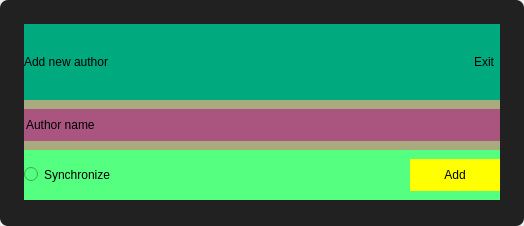
Old version of the form app/src/ui_files/authorInputDialog.ui in the repository KrzysztofGoc/Peach-player.
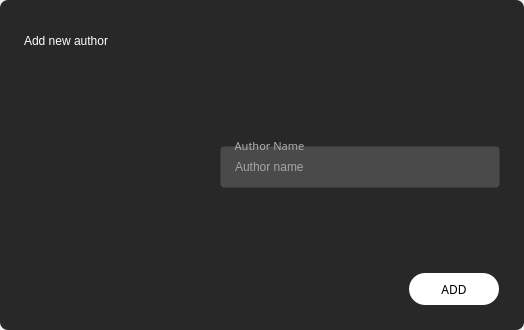
New version of the form. Icons and pictures are not drawn.

Commit message: Updated all inputDialogs UI, updated songAdder combo boxes and line edits.

```diff
--- a/app/src/ui_files/authorInputDialog.ui
+++ b/app/src/ui_files/authorInputDialog.ui
@@ -7,7 +7,7 @@
     <x>0</x>
     <y>0</y>
     <width>524</width>
-    <height>226</height>
+    <height>330</height>
    </rect>
   </property>
   <property name="sizePolicy">
@@ -19,30 +19,20 @@
   <property name="minimumSize">
    <size>
     <width>524</width>
-    <height>226</height>
+    <height>330</height>
    </size>
   </property>
   <property name="maximumSize">
    <size>
     <width>524</width>
-    <height>226</height>
+    <height>330</height>
    </size>
   </property>
   <property name="windowTitle">
    <string>Dialog</string>
   </property>
   <property name="styleSheet">
-   <string notr="true">#frame_3{
-	border-radius: 8px;
-	background-color: rgb(33, 33, 33);
-}
-#scrollArea{
-	background-color: transparent;
-}
-#scrollAreaWidgetContents{
-		background-color: transparent;
-}
-</string>
+   <string notr="true">border: none;</string>
   </property>
   <layout class="QVBoxLayout" name="verticalLayout">
    <property name="spacing">
@@ -62,8 +52,100 @@
    </property>
    <item>
     <widget class="QFrame" name="frame_3">
+     <property name="sizePolicy">
+      <sizepolicy hsizetype="Fixed" vsizetype="Fixed">
+       <horstretch>0</horstretch>
+       <verstretch>0</verstretch>
+      </sizepolicy>
+     </property>
+     <property name="minimumSize">
+      <size>
+       <width>524</width>
+       <height>330</height>
+      </size>
+     </property>
+     <property name="maximumSize">
+      <size>
+       <width>524</width>
+       <height>330</height>
+      </size>
+     </property>
+     <property name="focusPolicy">
+      <enum>Qt::ClickFocus</enum>
+     </property>
      <property name="styleSheet">
-      <string notr="true">border: none;</string>
+      <string notr="true">#frame_3{
+	border-radius: 8px;
+	background-color: rgb(40, 40, 40);
+}
+#authorInputDialogExitButton{
+	background-color: none;
+	border-radius: 16px;
+}
+#authorInputDialogExitButton:hover{
+	background-color: rgba(179, 179, 179, 0.25);
+}
+#authorInputDialogExitButton:pressed{
+	background-color: rgba(179, 179, 179, 0.35);
+}
+#label{
+	color: white;
+	font: 87 17pt &quot;Heebo Black&quot;;
+}
+#authorInputDialogAddButton{
+	border-radius: 16px;
+	background-color: white;
+	color: black;
+	font: 87 9pt &quot;Heebo Medium&quot;;
+}
+QComboBox QAbstractItemView {
+	outline: none;
+	border: 1px solid rgba(179, 179, 179, 0.25);
+}
+
+QComboBox {
+	font: 57 10pt &quot;Heebo Black&quot;;
+	color: rgba(255, 255, 255, 128);
+	border: none;	
+	background-color: transparent;
+	padding-right: 12px;
+	padding-left: 12px;
+	padding-top: 12px;
+	padding-bottom: 12px;
+}
+QComboBox:hover{
+	color: white;
+}
+QComboBox::drop-down {
+	heigth: 40px;
+	width: 32px;
+}
+QComboBox:down-arrow {
+	image: url(:/icons/48x48/outlined/icons/48x48/outlined/outline_arrow_drop_down_gray_48dp.png);
+}
+QGroupBox {
+	font: 57 8pt &quot;Heebo Black&quot;;
+	background-color: rgba(179, 179, 179, 0.25);
+    border: 1px solid transparent;
+    border-radius: 4px;
+    margin-top: 8px;
+}
+QGroupBox::title {
+	color: rgb(173, 173, 173);
+    subcontrol-origin: margin;
+    left: 10px;
+    padding: 0 3px 0 3px;
+}
+QLineEdit {
+	font: 57 10pt &quot;Heebo Black&quot;;
+	color: white;
+	background-color: transparent;
+	border: none;
+	padding-right: 12px;
+	padding-left: 12px;
+	padding-top: 12px;
+	padding-bottom: 12px;
+}</string>
      </property>
      <property name="frameShape">
       <enum>QFrame::StyledPanel</enum>
@@ -76,46 +158,55 @@
        <number>0</number>
       </property>
       <property name="leftMargin">
-       <number>0</number>
+       <number>24</number>
       </property>
       <property name="topMargin">
-       <number>0</number>
+       <number>24</number>
       </property>
       <property name="rightMargin">
-       <number>0</number>
+       <number>24</number>
       </property>
       <property name="bottomMargin">
-       <number>0</number>
+       <number>24</number>
       </property>
       <item>
-       <widget class="QScrollArea" name="scrollArea">
-        <property name="widgetResizable">
-         <bool>true</bool>
+       <widget class="QFrame" name="frame_2">
+        <property name="sizePolicy">
+         <sizepolicy hsizetype="Preferred" vsizetype="Fixed">
+          <horstretch>0</horstretch>
+          <verstretch>0</verstretch>
+         </sizepolicy>
         </property>
-        <widget class="QWidget" name="scrollAreaWidgetContents">
-         <property name="geometry">
-          <rect>
-           <x>0</x>
-           <y>0</y>
-           <width>524</width>
-           <height>226</height>
-          </rect>
+        <property name="minimumSize">
+         <size>
+          <width>0</width>
+          <height>0</height>
+         </size>
+        </property>
+        <property name="styleSheet">
+         <string notr="true"/>
+        </property>
+        <property name="frameShape">
+         <enum>QFrame::StyledPanel</enum>
+        </property>
+        <property name="frameShadow">
+         <enum>QFrame::Raised</enum>
          </property>
          <layout class="QVBoxLayout" name="verticalLayout_5">
           <property name="spacing">
            <number>0</number>
           </property>
           <property name="leftMargin">
-           <number>24</number>
+          <number>0</number>
           </property>
           <property name="topMargin">
-           <number>24</number>
+          <number>0</number>
           </property>
           <property name="rightMargin">
-           <number>24</number>
+          <number>0</number>
           </property>
           <property name="bottomMargin">
-           <number>24</number>
+          <number>0</number>
           </property>
           <item>
            <widget class="QFrame" name="frame">
@@ -128,17 +219,17 @@
             <property name="minimumSize">
              <size>
               <width>0</width>
-              <height>76</height>
+             <height>0</height>
              </size>
             </property>
             <property name="maximumSize">
              <size>
               <width>16777215</width>
-              <height>76</height>
+             <height>16777215</height>
              </size>
             </property>
             <property name="styleSheet">
-             <string notr="true">background-color: rgb(0, 170, 127);</string>
+            <string notr="true"/>
             </property>
             <property name="frameShape">
              <enum>QFrame::StyledPanel</enum>
@@ -160,7 +251,7 @@
               <number>0</number>
              </property>
              <property name="bottomMargin">
-              <number>0</number>
+             <number>2</number>
              </property>
              <item>
               <widget class="QFrame" name="frame_4">
@@ -176,6 +267,9 @@
                  <height>0</height>
                 </size>
                </property>
+              <property name="styleSheet">
+               <string notr="true"/>
+              </property>
                <property name="frameShape">
                 <enum>QFrame::StyledPanel</enum>
                </property>
@@ -201,7 +295,7 @@
                 <item>
                  <widget class="QLabel" name="label">
                   <property name="sizePolicy">
-                   <sizepolicy hsizetype="Fixed" vsizetype="Preferred">
+                  <sizepolicy hsizetype="Fixed" vsizetype="Fixed">
                     <horstretch>0</horstretch>
                     <verstretch>0</verstretch>
                    </sizepolicy>
@@ -221,8 +315,8 @@
                </property>
                <property name="sizeHint" stdset="0">
                 <size>
-                 <width>324</width>
-                 <height>20</height>
+                <width>0</width>
+                <height>0</height>
                 </size>
                </property>
               </spacer>
@@ -265,56 +359,36 @@
                     <height>32</height>
                    </size>
                   </property>
-                  <property name="text">
-                   <string notr="true">Exit</string>
-                  </property>
-                 </widget>
-                </item>
-               </layout>
-              </widget>
-             </item>
-            </layout>
-           </widget>
-          </item>
-          <item>
-           <widget class="QFrame" name="frame_2">
-            <property name="sizePolicy">
-             <sizepolicy hsizetype="Preferred" vsizetype="Fixed">
-              <horstretch>0</horstretch>
-              <verstretch>0</verstretch>
-             </sizepolicy>
-            </property>
-            <property name="minimumSize">
+                 <property name="maximumSize">
              <size>
-              <width>0</width>
-              <height>0</height>
+                   <width>32</width>
+                   <height>32</height>
              </size>
             </property>
             <property name="styleSheet">
-             <string notr="true">background-color: rgb(85, 255, 127);</string>
-            </property>
-            <property name="frameShape">
-             <enum>QFrame::StyledPanel</enum>
-            </property>
-            <property name="frameShadow">
-             <enum>QFrame::Raised</enum>
-            </property>
-            <layout class="QVBoxLayout" name="verticalLayout_7">
-             <property name="spacing">
-              <number>0</number>
-             </property>
-             <property name="leftMargin">
-              <number>0</number>
-             </property>
-             <property name="topMargin">
-              <number>0</number>
-             </property>
-             <property name="rightMargin">
-              <number>0</number>
-             </property>
-             <property name="bottomMargin">
-              <number>0</number>
-             </property>
+                  <string notr="true"/>
+                 </property>
+                 <property name="text">
+                  <string notr="true"/>
+                 </property>
+                 <property name="icon">
+                  <iconset resource="../resourcesPeachPlayer.qrc">
+                   <normaloff>:/icons/48x48/outlined/icons/48x48/outlined/outline_close_white_48dp.png</normaloff>:/icons/48x48/outlined/icons/48x48/outlined/outline_close_white_48dp.png</iconset>
+                 </property>
+                 <property name="iconSize">
+                  <size>
+                   <width>20</width>
+                   <height>20</height>
+                  </size>
+                 </property>
+                </widget>
+               </item>
+              </layout>
+             </widget>
+            </item>
+           </layout>
+          </widget>
+         </item>
              <item>
               <widget class="QFrame" name="frame_6">
                <property name="sizePolicy">
@@ -326,29 +400,44 @@
                <property name="minimumSize">
                 <size>
                  <width>0</width>
-                 <height>50</height>
-                </size>
-               </property>
-               <property name="styleSheet">
-                <string notr="true">background-color: rgb(170, 170, 127);</string>
-               </property>
+             <height>0</height>
+            </size>
+           </property>
                <property name="frameShape">
                 <enum>QFrame::StyledPanel</enum>
                </property>
                <property name="frameShadow">
                 <enum>QFrame::Raised</enum>
                </property>
-               <layout class="QVBoxLayout" name="verticalLayout_16">
+           <layout class="QHBoxLayout" name="horizontalLayout_3">
+            <property name="spacing">
+             <number>0</number>
+            </property>
                 <property name="leftMargin">
                  <number>0</number>
                 </property>
+            <property name="topMargin">
+             <number>0</number>
+            </property>
                 <property name="rightMargin">
                  <number>0</number>
                 </property>
+            <property name="bottomMargin">
+             <number>0</number>
+            </property>
                 <item>
-                 <widget class="QFrame" name="frame_8">
-                  <property name="styleSheet">
-                   <string notr="true">background-color: rgb(170, 85, 127);</string>
+             <widget class="QFrame" name="frame_9">
+              <property name="sizePolicy">
+               <sizepolicy hsizetype="Preferred" vsizetype="Fixed">
+                <horstretch>0</horstretch>
+                <verstretch>0</verstretch>
+               </sizepolicy>
+              </property>
+              <property name="minimumSize">
+               <size>
+                <width>0</width>
+                <height>198</height>
+               </size>
                   </property>
                   <property name="frameShape">
                    <enum>QFrame::StyledPanel</enum>
@@ -373,13 +462,355 @@
                     <number>0</number>
                    </property>
                    <item>
+                <spacer name="verticalSpacer">
+                 <property name="orientation">
+                  <enum>Qt::Vertical</enum>
+                 </property>
+                 <property name="sizeHint" stdset="0">
+                  <size>
+                   <width>0</width>
+                   <height>0</height>
+                  </size>
+                 </property>
+                </spacer>
+               </item>
+               <item>
+                <widget class="QLabel" name="authorInputDialogAuthorMiniatureQLabel">
+                 <property name="sizePolicy">
+                  <sizepolicy hsizetype="Fixed" vsizetype="Fixed">
+                   <horstretch>0</horstretch>
+                   <verstretch>0</verstretch>
+                  </sizepolicy>
+                 </property>
+                 <property name="minimumSize">
+                  <size>
+                   <width>180</width>
+                   <height>180</height>
+                  </size>
+                 </property>
+                 <property name="maximumSize">
+                  <size>
+                   <width>180</width>
+                   <height>180</height>
+                  </size>
+                 </property>
+                 <property name="text">
+                  <string notr="true"/>
+                 </property>
+                 <property name="pixmap">
+                  <pixmap resource="../resourcesPeachPlayer.qrc">:/icons/temporary/icons/playlistCoverExample1.png</pixmap>
+                 </property>
+                 <property name="scaledContents">
+                  <bool>true</bool>
+                 </property>
+                </widget>
+               </item>
+              </layout>
+             </widget>
+            </item>
+            <item>
+             <widget class="QFrame" name="frame_7">
+              <property name="sizePolicy">
+               <sizepolicy hsizetype="Preferred" vsizetype="Fixed">
+                <horstretch>0</horstretch>
+                <verstretch>0</verstretch>
+               </sizepolicy>
+              </property>
+              <property name="minimumSize">
+               <size>
+                <width>0</width>
+                <height>0</height>
+               </size>
+              </property>
+              <property name="maximumSize">
+               <size>
+                <width>16777215</width>
+                <height>198</height>
+               </size>
+              </property>
+              <property name="styleSheet">
+               <string notr="true"/>
+              </property>
+              <property name="frameShape">
+               <enum>QFrame::StyledPanel</enum>
+              </property>
+              <property name="frameShadow">
+               <enum>QFrame::Raised</enum>
+              </property>
+              <layout class="QVBoxLayout" name="verticalLayout_15">
+               <property name="spacing">
+                <number>16</number>
+               </property>
+               <property name="leftMargin">
+                <number>16</number>
+               </property>
+               <property name="topMargin">
+                <number>10</number>
+               </property>
+               <property name="rightMargin">
+                <number>0</number>
+               </property>
+               <property name="bottomMargin">
+                <number>0</number>
+               </property>
+               <item>
+                <widget class="QGroupBox" name="groupBox1_3">
+                 <property name="sizePolicy">
+                  <sizepolicy hsizetype="Fixed" vsizetype="Fixed">
+                   <horstretch>0</horstretch>
+                   <verstretch>0</verstretch>
+                  </sizepolicy>
+                 </property>
+                 <property name="minimumSize">
+                  <size>
+                   <width>280</width>
+                   <height>40</height>
+                  </size>
+                 </property>
+                 <property name="font">
+                  <font>
+                   <family>Heebo Black</family>
+                   <pointsize>8</pointsize>
+                   <weight>7</weight>
+                   <italic>false</italic>
+                   <bold>false</bold>
+                  </font>
+                 </property>
+                 <property name="styleSheet">
+                  <string notr="true"/>
+                 </property>
+                 <property name="title">
+                  <string notr="true">Author Name</string>
+                 </property>
+                 <layout class="QVBoxLayout" name="verticalLayout_16">
+                  <property name="spacing">
+                   <number>0</number>
+                  </property>
+                  <property name="leftMargin">
+                   <number>0</number>
+                  </property>
+                  <property name="topMargin">
+                   <number>0</number>
+                  </property>
+                  <property name="rightMargin">
+                   <number>0</number>
+                  </property>
+                  <property name="bottomMargin">
+                   <number>0</number>
+                  </property>
+                  <item>
                     <widget class="QLineEdit" name="authorInputDialogAuthorNameQLineEdit">
+                    <property name="palette">
+                     <palette>
+                      <active>
+                       <colorrole role="WindowText">
+                        <brush brushstyle="SolidPattern">
+                         <color alpha="255">
+                          <red>255</red>
+                          <green>255</green>
+                          <blue>255</blue>
+                         </color>
+                        </brush>
+                       </colorrole>
+                       <colorrole role="Button">
+                        <brush brushstyle="SolidPattern">
+                         <color alpha="0">
+                          <red>0</red>
+                          <green>0</green>
+                          <blue>0</blue>
+                         </color>
+                        </brush>
+                       </colorrole>
+                       <colorrole role="Text">
+                        <brush brushstyle="SolidPattern">
+                         <color alpha="255">
+                          <red>255</red>
+                          <green>255</green>
+                          <blue>255</blue>
+                         </color>
+                        </brush>
+                       </colorrole>
+                       <colorrole role="ButtonText">
+                        <brush brushstyle="SolidPattern">
+                         <color alpha="255">
+                          <red>255</red>
+                          <green>255</green>
+                          <blue>255</blue>
+                         </color>
+                        </brush>
+                       </colorrole>
+                       <colorrole role="Base">
+                        <brush brushstyle="SolidPattern">
+                         <color alpha="0">
+                          <red>0</red>
+                          <green>0</green>
+                          <blue>0</blue>
+                         </color>
+                        </brush>
+                       </colorrole>
+                       <colorrole role="Window">
+                        <brush brushstyle="SolidPattern">
+                         <color alpha="0">
+                          <red>0</red>
+                          <green>0</green>
+                          <blue>0</blue>
+                         </color>
+                        </brush>
+                       </colorrole>
+                       <colorrole role="PlaceholderText">
+                        <brush brushstyle="SolidPattern">
+                         <color alpha="128">
+                          <red>255</red>
+                          <green>255</green>
+                          <blue>255</blue>
+                         </color>
+                        </brush>
+                       </colorrole>
+                      </active>
+                      <inactive>
+                       <colorrole role="WindowText">
+                        <brush brushstyle="SolidPattern">
+                         <color alpha="255">
+                          <red>255</red>
+                          <green>255</green>
+                          <blue>255</blue>
+                         </color>
+                        </brush>
+                       </colorrole>
+                       <colorrole role="Button">
+                        <brush brushstyle="SolidPattern">
+                         <color alpha="0">
+                          <red>0</red>
+                          <green>0</green>
+                          <blue>0</blue>
+                         </color>
+                        </brush>
+                       </colorrole>
+                       <colorrole role="Text">
+                        <brush brushstyle="SolidPattern">
+                         <color alpha="255">
+                          <red>255</red>
+                          <green>255</green>
+                          <blue>255</blue>
+                         </color>
+                        </brush>
+                       </colorrole>
+                       <colorrole role="ButtonText">
+                        <brush brushstyle="SolidPattern">
+                         <color alpha="255">
+                          <red>255</red>
+                          <green>255</green>
+                          <blue>255</blue>
+                         </color>
+                        </brush>
+                       </colorrole>
+                       <colorrole role="Base">
+                        <brush brushstyle="SolidPattern">
+                         <color alpha="0">
+                          <red>0</red>
+                          <green>0</green>
+                          <blue>0</blue>
+                         </color>
+                        </brush>
+                       </colorrole>
+                       <colorrole role="Window">
+                        <brush brushstyle="SolidPattern">
+                         <color alpha="0">
+                          <red>0</red>
+                          <green>0</green>
+                          <blue>0</blue>
+                         </color>
+                        </brush>
+                       </colorrole>
+                       <colorrole role="PlaceholderText">
+                        <brush brushstyle="SolidPattern">
+                         <color alpha="128">
+                          <red>255</red>
+                          <green>255</green>
+                          <blue>255</blue>
+                         </color>
+                        </brush>
+                       </colorrole>
+                      </inactive>
+                      <disabled>
+                       <colorrole role="WindowText">
+                        <brush brushstyle="SolidPattern">
+                         <color alpha="255">
+                          <red>255</red>
+                          <green>255</green>
+                          <blue>255</blue>
+                         </color>
+                        </brush>
+                       </colorrole>
+                       <colorrole role="Button">
+                        <brush brushstyle="SolidPattern">
+                         <color alpha="0">
+                          <red>0</red>
+                          <green>0</green>
+                          <blue>0</blue>
+                         </color>
+                        </brush>
+                       </colorrole>
+                       <colorrole role="Text">
+                        <brush brushstyle="SolidPattern">
+                         <color alpha="255">
+                          <red>255</red>
+                          <green>255</green>
+                          <blue>255</blue>
+                         </color>
+                        </brush>
+                       </colorrole>
+                       <colorrole role="ButtonText">
+                        <brush brushstyle="SolidPattern">
+                         <color alpha="255">
+                          <red>255</red>
+                          <green>255</green>
+                          <blue>255</blue>
+                         </color>
+                        </brush>
+                       </colorrole>
+                       <colorrole role="Base">
+                        <brush brushstyle="SolidPattern">
+                         <color alpha="0">
+                          <red>0</red>
+                          <green>0</green>
+                          <blue>0</blue>
+                         </color>
+                        </brush>
+                       </colorrole>
+                       <colorrole role="Window">
+                        <brush brushstyle="SolidPattern">
+                         <color alpha="0">
+                          <red>0</red>
+                          <green>0</green>
+                          <blue>0</blue>
+                         </color>
+                        </brush>
+                       </colorrole>
+                       <colorrole role="PlaceholderText">
+                        <brush brushstyle="SolidPattern">
+                         <color alpha="128">
+                          <red>255</red>
+                          <green>255</green>
+                          <blue>255</blue>
+                         </color>
+                        </brush>
+                       </colorrole>
+                      </disabled>
+                     </palette>
+                    </property>
                      <property name="inputMask">
                       <string notr="true"/>
                      </property>
                      <property name="text">
-                      <string>Author name</string>
-                     </property>
+                     <string notr="true"/>
+                    </property>
+                    <property name="placeholderText">
+                     <string notr="true">Author name</string>
+                    </property>
+                   </widget>
+                  </item>
+                 </layout>
                     </widget>
                    </item>
                   </layout>
@@ -389,7 +820,7 @@
               </widget>
              </item>
              <item>
-              <widget class="QFrame" name="frame_7">
+          <widget class="QFrame" name="frame_8">
                <property name="sizePolicy">
                 <sizepolicy hsizetype="Preferred" vsizetype="Fixed">
                  <horstretch>0</horstretch>
@@ -399,7 +830,7 @@
                <property name="minimumSize">
                 <size>
                  <width>0</width>
-                 <height>50</height>
+             <height>0</height>
                 </size>
                </property>
                <property name="frameShape">
@@ -416,21 +847,14 @@
                  <number>0</number>
                 </property>
                 <property name="topMargin">
-                 <number>0</number>
+             <number>16</number>
                 </property>
                 <property name="rightMargin">
-                 <number>0</number>
+             <number>1</number>
                 </property>
                 <property name="bottomMargin">
                  <number>0</number>
                 </property>
-                <item>
-                 <widget class="QRadioButton" name="authorInputDialogSynchronizeQRadioButton">
-                  <property name="text">
-                   <string notr="true">Synchronize</string>
-                  </property>
-                 </widget>
-                </item>
                 <item>
                  <spacer name="horizontalSpacer_2">
                   <property name="orientation">
@@ -438,14 +862,20 @@
                   </property>
                   <property name="sizeHint" stdset="0">
                    <size>
-                    <width>366</width>
-                    <height>20</height>
+                <width>0</width>
+                <height>0</height>
                    </size>
                   </property>
                  </spacer>
                 </item>
                 <item>
                  <widget class="QFrame" name="frame_10">
+              <property name="sizePolicy">
+               <sizepolicy hsizetype="Preferred" vsizetype="Fixed">
+                <horstretch>0</horstretch>
+                <verstretch>0</verstretch>
+               </sizepolicy>
+              </property>
                   <property name="frameShape">
                    <enum>QFrame::StyledPanel</enum>
                   </property>
@@ -470,17 +900,42 @@
                    </property>
                    <item>
                     <widget class="QPushButton" name="authorInputDialogAddButton">
+                 <property name="sizePolicy">
+                  <sizepolicy hsizetype="Fixed" vsizetype="Fixed">
+                   <horstretch>0</horstretch>
+                   <verstretch>0</verstretch>
+                  </sizepolicy>
+                 </property>
                      <property name="minimumSize">
                       <size>
                        <width>90</width>
                        <height>32</height>
                       </size>
                      </property>
+                 <property name="maximumSize">
+                  <size>
+                   <width>90</width>
+                   <height>32</height>
+                  </size>
+                 </property>
+                 <property name="font">
+                  <font>
+                   <family>Heebo Medium</family>
+                   <pointsize>9</pointsize>
+                   <weight>10</weight>
+                   <italic>false</italic>
+                   <bold>false</bold>
+                   <kerning>true</kerning>
+                  </font>
+                 </property>
+                 <property name="layoutDirection">
+                  <enum>Qt::LeftToRight</enum>
+                 </property>
                      <property name="styleSheet">
-                      <string notr="true">background-color: rgb(255, 255, 0);</string>
+                  <string notr="true"/>
                      </property>
                      <property name="text">
-                      <string notr="true">Add</string>
+                  <string notr="true">ADD</string>
                      </property>
                     </widget>
                    </item>
@@ -495,13 +950,11 @@
           </item>
          </layout>
         </widget>
-       </widget>
       </item>
      </layout>
     </widget>
-   </item>
-  </layout>
- </widget>
- <resources/>
+ <resources>
+  <include location="../resourcesPeachPlayer.qrc"/>
+ </resources>
  <connections/>
 </ui>
```
Lines whose indentation alone changed are shown as unchanged. The commit also changes 19 other files.
